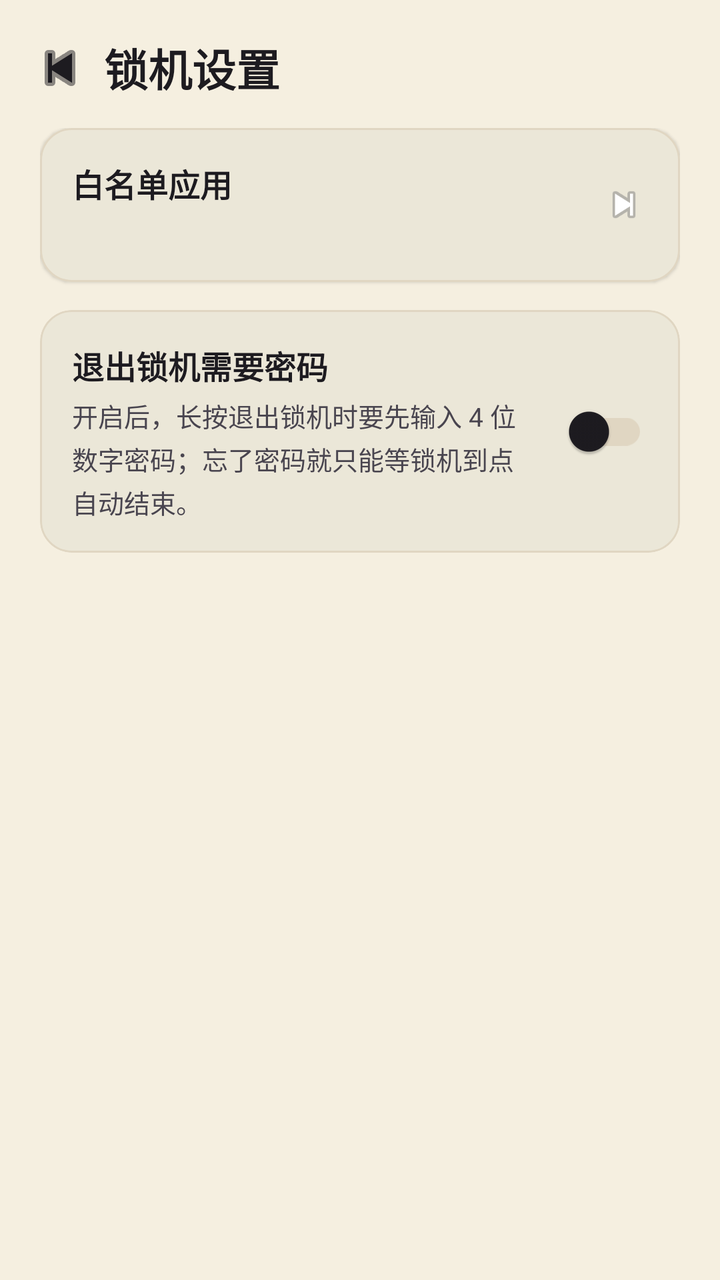
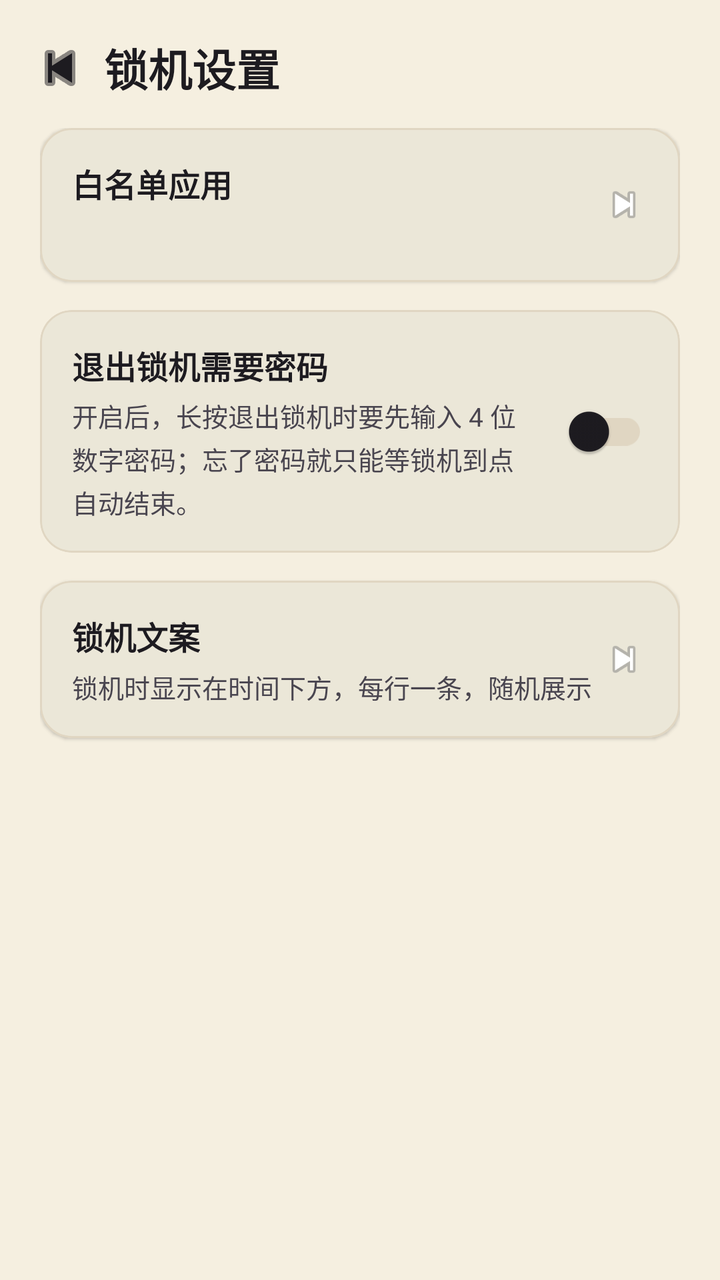

Compare the two renders of this Android layout. The source of the first and the diff that turns it into the second are given below.
<!-- AndroidManifest.xml: application theme Theme.PomodoroFocus -->
<!-- res/layout/fragment_lock_settings.xml -->
<?xml version="1.0" encoding="utf-8"?>
<LinearLayout xmlns:android="http://schemas.android.com/apk/res/android"
    xmlns:app="http://schemas.android.com/apk/res-auto"
    android:layout_width="match_parent"
    android:layout_height="match_parent"
    android:background="?android:windowBackground"
    android:fitsSystemWindows="true"
    android:orientation="vertical">

    <LinearLayout
        android:layout_width="match_parent"
        android:layout_height="wrap_content"
        android:gravity="center_vertical"
        android:orientation="horizontal"
        android:paddingHorizontal="12dp"
        android:paddingTop="16dp"
        android:paddingBottom="12dp">

        <ImageButton
            android:id="@+id/lockSettingsBackButton"
            android:layout_width="36dp"
            android:layout_height="36dp"
            android:background="?attr/selectableItemBackgroundBorderless"
            android:contentDescription="@string/action_back"
            app:srcCompat="@android:drawable/ic_media_previous"
            app:tint="?attr/colorOnSurface" />

        <TextView
            android:layout_width="0dp"
            android:layout_height="wrap_content"
            android:layout_marginStart="4dp"
            android:layout_weight="1"
            android:text="@string/lock_settings_title"
            android:textColor="?attr/colorOnSurface"
            android:textSize="22sp"
            android:textStyle="bold" />
    </LinearLayout>

    <ScrollView
        android:layout_width="match_parent"
        android:layout_height="0dp"
        android:layout_weight="1"
        android:fillViewport="true">

        <LinearLayout
            android:layout_width="match_parent"
            android:layout_height="wrap_content"
            android:orientation="vertical"
            android:paddingHorizontal="20dp"
            android:paddingBottom="20dp">

            
            <com.google.android.material.card.MaterialCardView
                android:id="@+id/whitelistCard"
                android:layout_width="match_parent"
                android:layout_height="wrap_content"
                android:foreground="?attr/selectableItemBackground"
                app:cardCornerRadius="16dp"
                app:cardElevation="1dp"
                app:strokeColor="?attr/colorOutline"
                app:strokeWidth="1dp">

                <LinearLayout
                    android:layout_width="match_parent"
                    android:layout_height="wrap_content"
                    android:gravity="center_vertical"
                    android:orientation="horizontal"
                    android:padding="16dp">

                    <LinearLayout
                        android:layout_width="0dp"
                        android:layout_height="wrap_content"
                        android:layout_weight="1"
                        android:orientation="vertical">

                        <TextView
                            android:layout_width="wrap_content"
                            android:layout_height="wrap_content"
                            android:text="@string/lock_settings_whitelist_title"
                            android:textColor="?attr/colorOnSurface"
                            android:textSize="16sp"
                            android:textStyle="bold" />

                        <TextView
                            android:id="@+id/whitelistSummary"
                            android:layout_width="wrap_content"
                            android:layout_height="wrap_content"
                            android:layout_marginTop="4dp"
                            android:textColor="?attr/colorOnSurfaceVariant"
                            android:textSize="13sp" />
                    </LinearLayout>

                    <ImageView
                        android:layout_width="24dp"
                        android:layout_height="24dp"
                        android:contentDescription="@null"
                        app:srcCompat="@android:drawable/ic_media_next" />
                </LinearLayout>
            </com.google.android.material.card.MaterialCardView>

            
            <com.google.android.material.card.MaterialCardView
                android:id="@+id/pinCard"
                android:layout_width="match_parent"
                android:layout_height="wrap_content"
                android:layout_marginTop="14dp"
                app:cardCornerRadius="16dp"
                app:cardElevation="1dp"
                app:strokeColor="?attr/colorOutline"
                app:strokeWidth="1dp">

                <LinearLayout
                    android:layout_width="match_parent"
                    android:layout_height="wrap_content"
                    android:orientation="vertical"
                    android:padding="16dp">

                    <LinearLayout
                        android:layout_width="match_parent"
                        android:layout_height="wrap_content"
                        android:gravity="center_vertical"
                        android:orientation="horizontal">

                        <LinearLayout
                            android:layout_width="0dp"
                            android:layout_height="wrap_content"
                            android:layout_weight="1"
                            android:orientation="vertical">

                            <TextView
                                android:layout_width="wrap_content"
                                android:layout_height="wrap_content"
                                android:text="@string/lock_settings_pin_title"
                                android:textColor="?attr/colorOnSurface"
                                android:textSize="16sp"
                                android:textStyle="bold" />

                            <TextView
                                android:layout_width="match_parent"
                                android:layout_height="wrap_content"
                                android:layout_marginTop="4dp"
                                android:layout_marginEnd="10dp"
                                android:lineSpacingExtra="3dp"
                                android:text="@string/lock_settings_pin_desc"
                                android:textColor="?attr/colorOnSurfaceVariant"
                                android:textSize="13sp" />
                        </LinearLayout>

                        <androidx.appcompat.widget.SwitchCompat
                            android:id="@+id/exitPinSwitch"
                            android:layout_width="wrap_content"
                            android:layout_height="wrap_content" />
                    </LinearLayout>

                    
                    <LinearLayout
                        android:id="@+id/pinChangeRow"
                        android:layout_width="match_parent"
                        android:layout_height="44dp"
                        android:layout_marginTop="6dp"
                        android:background="?attr/selectableItemBackground"
                        android:clickable="true"
                        android:focusable="true"
                        android:gravity="center_vertical"
                        android:orientation="horizontal"
                        android:visibility="gone">

                        <TextView
                            android:layout_width="0dp"
                            android:layout_height="wrap_content"
                            android:layout_weight="1"
                            android:text="@string/lock_settings_pin_change"
                            android:textColor="?attr/colorBrandAccent"
                            android:textSize="14sp" />

                        <ImageView
                            android:layout_width="20dp"
                            android:layout_height="20dp"
                            android:contentDescription="@null"
                            app:srcCompat="@android:drawable/ic_media_next" />
                    </LinearLayout>
                </LinearLayout>
            </com.google.android.material.card.MaterialCardView>
        </LinearLayout>
    </ScrollView>
</LinearLayout>
<!-- resources referenced by this layout -->
<resources>
  <string name="action_back">返回</string>
  <string name="lock_settings_pin_change">修改密码</string>
  <string name="lock_settings_pin_desc">开启后，长按退出锁机时要先输入 4 位数字密码；忘了密码就只能等锁机到点自动结束。</string>
  <string name="lock_settings_pin_title">退出锁机需要密码</string>
  <string name="lock_settings_title">锁机设置</string>
  <string name="lock_settings_whitelist_title">白名单应用</string>
  <style name="Theme.PomodoroFocus" parent="Theme.Xian.Qinglv" />
  <color name="theme_qinglv_primary">#3B5B4E</color>
  <color name="theme_qinglv_primary_variant">#2A4238</color>
  <color name="theme_qinglv_primary_content">#3B5B4E</color>
  <color name="theme_qinglv_accent">#C9A961</color>
  <color name="theme_qinglv_surface">#F5EFE0</color>
  <color name="on_primary">#FFFFFF</color>
  <style name="Widget.Xian.Button" parent="Widget.Material3.Button">
          <item name="cornerRadius">14dp</item>
          <item name="backgroundTint">?attr/colorBrandSurface</item>
          <item name="rippleColor">@color/ripple</item>
          <item name="android:textColor">@color/on_primary</item>
          <item name="android:textSize">15sp</item>
          <item name="android:paddingVertical">11dp</item>
          <item name="elevation">0dp</item>
          <item name="android:stateListAnimator">@null</item>
      </style>
  <style name="Widget.Xian.EditText" parent="Widget.AppCompat.EditText">
          <item name="android:background">@drawable/bg_edittext</item>
          <item name="android:padding">12dp</item>
          <item name="android:textColor">@color/ink_text</item>
          <item name="android:textSize">15sp</item>
      </style>
  <style name="Theme.Xian.MaterialAlertDialog" parent="ThemeOverlay.Material3.MaterialAlertDialog">
          <item name="shapeAppearanceMediumComponent">@style/ShapeAppearance.Xian.Medium</item>
          <item name="android:windowAnimationStyle">@style/Animation.Xian.Dialog</item>
          <item name="buttonBarPositiveButtonStyle">@style/Widget.Xian.Button</item>
          <item name="buttonBarNegativeButtonStyle">@style/Widget.Xian.Button.Text</item>
      </style>
  <color name="divider">#E0D6C2</color>
  <!-- drawable bg_edittext (drawable) -->
  <?xml version="1.0" encoding="utf-8"?>
  <selector xmlns:android="http://schemas.android.com/apk/res/android">
      <item android:state_focused="true">
          <shape android:shape="rectangle">
              <corners android:radius="10dp" />
              <solid android:color="@color/card_background" />
              <stroke android:width="2dp" android:color="?attr/colorBrandContent" />
          </shape>
      </item>
      <item>
          <shape android:shape="rectangle">
              <corners android:radius="10dp" />
              <solid android:color="@color/card_background" />
              <stroke android:width="1dp" android:color="@color/nav_divider" />
          </shape>
      </item>
  </selector>
  <color name="ink_text">#2B2B2B</color>
  <style name="ShapeAppearance.Xian.Medium" parent="ShapeAppearance.Material3.Corner.ExtraLarge">
          <item name="cornerSize">18dp</item>
      </style>
  <style name="Animation.Xian.Dialog" parent="@android:style/Animation.Dialog">
          <item name="android:windowEnterAnimation">@anim/dialog_enter</item>
          <item name="android:windowExitAnimation">@anim/dialog_exit</item>
      </style>
  <style name="Widget.Xian.Button.Text" parent="Widget.Material3.Button.TextButton">
          <item name="cornerRadius">14dp</item>
          <item name="android:textColor">?attr/colorBrandContent</item>
          <item name="android:textSize">15sp</item>
      </style>
  <color name="card_background">#FFFFFF</color>
  <color name="nav_divider">#D8CDB8</color>
  <!-- unchanged entries left out for length: 2 -->
</resources>

<!-- the commit's change to res/layout/fragment_lock_settings.xml (unified diff, before → after) -->
@@ -181,6 +181,58 @@
                     </LinearLayout>
                 </LinearLayout>
             </com.google.android.material.card.MaterialCardView>
+
+            
+            <com.google.android.material.card.MaterialCardView
+                android:id="@+id/quoteCard"
+                android:layout_width="match_parent"
+                android:layout_height="wrap_content"
+                android:layout_marginTop="14dp"
+                android:foreground="?attr/selectableItemBackground"
+                app:cardCornerRadius="16dp"
+                app:cardElevation="1dp"
+                app:strokeColor="?attr/colorOutline"
+                app:strokeWidth="1dp">
+
+                <LinearLayout
+                    android:layout_width="match_parent"
+                    android:layout_height="wrap_content"
+                    android:gravity="center_vertical"
+                    android:orientation="horizontal"
+                    android:padding="16dp">
+
+                    <LinearLayout
+                        android:layout_width="0dp"
+                        android:layout_height="wrap_content"
+                        android:layout_weight="1"
+                        android:orientation="vertical">
+
+                        <TextView
+                            android:layout_width="wrap_content"
+                            android:layout_height="wrap_content"
+                            android:text="@string/lock_settings_quotes_title"
+                            android:textColor="?attr/colorOnSurface"
+                            android:textSize="16sp"
+                            android:textStyle="bold" />
+
+                        <TextView
+                            android:id="@+id/quoteSummary"
+                            android:layout_width="match_parent"
+                            android:layout_height="wrap_content"
+                            android:layout_marginTop="4dp"
+                            android:lineSpacingExtra="3dp"
+                            android:text="@string/lock_settings_quotes_desc"
+                            android:textColor="?attr/colorOnSurfaceVariant"
+                            android:textSize="13sp" />
+                    </LinearLayout>
+
+                    <ImageView
+                        android:layout_width="24dp"
+                        android:layout_height="24dp"
+                        android:contentDescription="@null"
+                        app:srcCompat="@android:drawable/ic_media_next" />
+                </LinearLayout>
+            </com.google.android.material.card.MaterialCardView>
         </LinearLayout>
     </ScrollView>
 </LinearLayout>
<!-- resource entries referenced after the edit -->
@@ -4,6 +4,8 @@
   <string name="lock_settings_pin_change">修改密码</string>
   <string name="lock_settings_pin_desc">开启后，长按退出锁机时要先输入 4 位数字密码；忘了密码就只能等锁机到点自动结束。</string>
   <string name="lock_settings_pin_title">退出锁机需要密码</string>
+  <string name="lock_settings_quotes_desc">锁机时显示在时间下方，每行一条，随机展示</string>
+  <string name="lock_settings_quotes_title">锁机文案</string>
   <string name="lock_settings_title">锁机设置</string>
   <string name="lock_settings_whitelist_title">白名单应用</string>
   <style name="Theme.PomodoroFocus" parent="Theme.Xian.Qinglv" />
